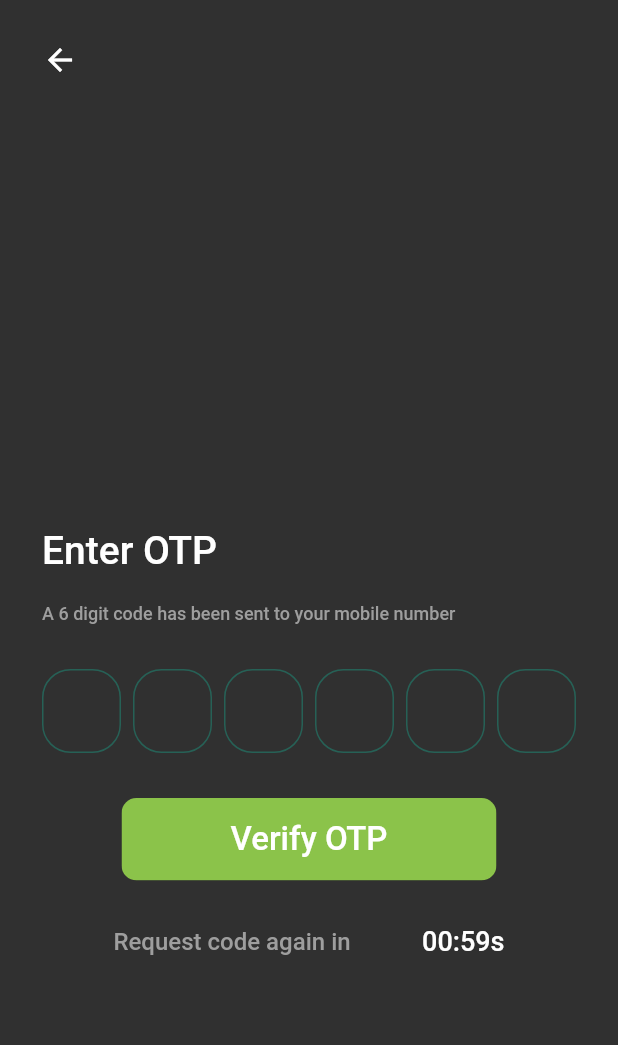
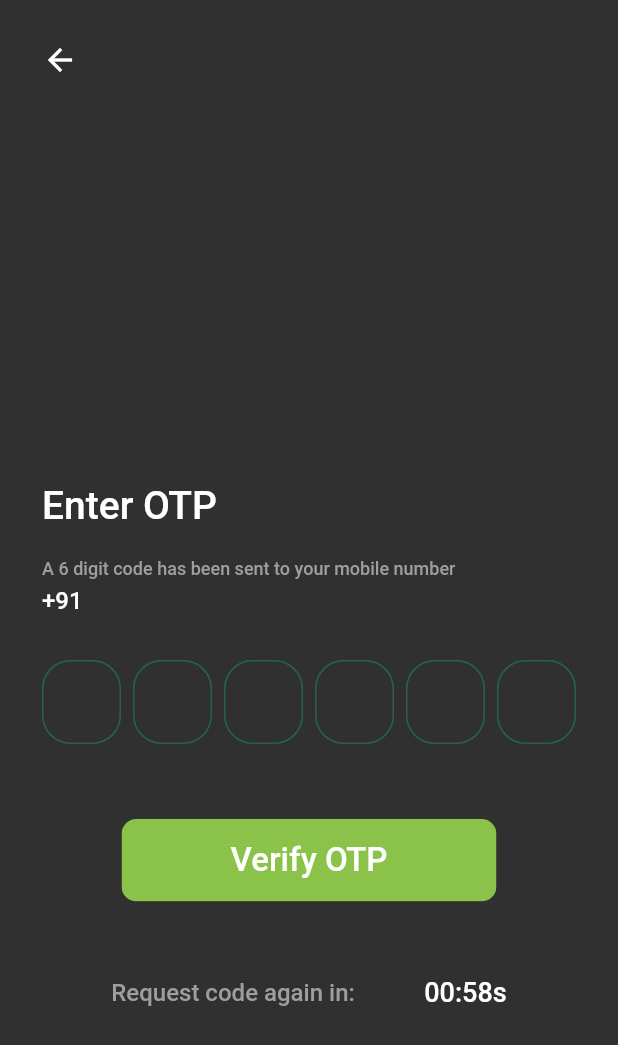
Before and after one commit to Rohan-Swift/DeX, a Flutter app: the screen it shows after launch, after a tap on "Login", on a phone screen of 412 x 824 dp. Shown: the top 1045 px of the screen. Run offline on Flutter 3.47's test engine with Material 2 defaults, Android fonts, the phone set to English and light mode, and no system bars; drawn by our look-alikes of pinput; our stand-ins replace cloud_firestore, firebase_auth, firebase_core, get; accounts and stored records are empty; network calls fail.

Commit message:
phone number passed from one activity to another and timer

```diff
--- a/lib/controllers/firebase_controller.dart
+++ b/lib/controllers/firebase_controller.dart
@@ -9,7 +9,6 @@ class FirebaseController extends GetxController {
 
   @override
   void onInit() {
-    // TODO: implement onInit
     super.onInit();
     expenses.bindStream(connectToExpenses());
   }
--- a/lib/main.dart
+++ b/lib/main.dart
@@ -1,4 +1,4 @@
-import 'package:expenditure/ui/home_screen.dart';
+
 import 'package:expenditure/ui/login.dart';
 import 'package:expenditure/utils/theme.dart';
 import 'package:firebase_core/firebase_core.dart';
--- a/lib/models/expense.dart
+++ b/lib/models/expense.dart
@@ -1,7 +1,4 @@
-import 'dart:ffi';
-
 import 'package:cloud_firestore/cloud_firestore.dart';
-import 'package:flutter/foundation.dart';
 
 class Expenses {
   String? docId;
--- a/lib/ui/details_screen.dart
+++ b/lib/ui/details_screen.dart
@@ -3,7 +3,6 @@ import 'dart:developer';
 import 'package:cloud_firestore/cloud_firestore.dart';
 import 'package:expenditure/controllers/firebase_controller.dart';
 import 'package:expenditure/controllers/list_controller.dart';
-import 'package:firebase_core/firebase_core.dart';
 import 'package:flutter/material.dart';
 import 'package:get/get.dart';
 
@@ -261,13 +260,13 @@ class _DetailsScreenState extends State<DetailsScreen> {
                                         ),
                                         Row(
                                           children: [
-                                            Text(
+                                            const Text(
                                               'Sum: ',
                                               style: TextStyle(fontSize: 22),
                                             ),
                                             Text(
                                               '${overallSum}',
-                                              style: TextStyle(
+                                              style: const TextStyle(
                                                 color: Colors.blue,
                                                 fontSize: 24,
                                               ),
--- a/lib/ui/login.dart
+++ b/lib/ui/login.dart
@@ -20,13 +20,14 @@ class _LoginState extends State<Login> {
     return GestureDetector(
       onTap: () {
         _phoneNode.unfocus();
+        _emailNode.unfocus();
       },
       child: SafeArea(
         child: Scaffold(
-          body: SingleChildScrollView(
-            child: Padding(
-              padding: const EdgeInsets.all(22.0),
-              child: Center(
+          body: Center(
+            child: SingleChildScrollView(
+              child: Padding(
+                padding: const EdgeInsets.all(22.0),
                 child: Column(
                   mainAxisAlignment: MainAxisAlignment.center,
                   children: [
--- a/lib/ui/otp.dart
+++ b/lib/ui/otp.dart
@@ -1,12 +1,13 @@
 import 'package:expenditure/ui/home_screen.dart';
 import 'package:firebase_auth/firebase_auth.dart';
+import 'dart:async';
 import 'package:flutter/material.dart';
 import 'package:get/get.dart';
 import 'package:pinput/pinput.dart';
 
 class OtpScreen extends StatefulWidget {
-  final String phoneNumber;
-  const OtpScreen({Key? key, required this.phoneNumber}) : super(key: key);
+  String phoneNumber;
+  OtpScreen({Key? key, required this.phoneNumber}) : super(key: key);
 
   @override
   State<OtpScreen> createState() => _PinputExampleState();
@@ -18,17 +19,37 @@ class _PinputExampleState extends State<OtpScreen> {
   final formKey = GlobalKey<FormState>();
   String _verificationCode = '';
 
+  //timer
+  late Timer _timer;
+  int _start = 59;
+  int _completed = 0;
+
   @override
   void initState() {
     // TODO: implement initState
     super.initState();
     _verifyPhone();
+    startTimer();
+  }
+
+  void startTimer() {
+    _timer = Timer.periodic(const Duration(seconds: 1), (timer) {
+      setState(() {
+        if (_start == 0) {
+          _timer.cancel();
+          _completed = 1;
+        } else {
+          _start--;
+        }
+      });
+    });
   }
 
   @override
   void dispose() {
     pinController.dispose();
     focusNode.dispose();
+    _timer.cancel();
     super.dispose();
   }
 
@@ -65,7 +86,7 @@ class _PinputExampleState extends State<OtpScreen> {
                   ],
                 ),
                 const SizedBox(
-                  height: 300,
+                  height: 270,
                 ),
                 const Text(
                   'Enter OTP',
@@ -75,8 +96,15 @@ class _PinputExampleState extends State<OtpScreen> {
                   height: 20,
                 ),
                 const Text(
-                  'A 6 digit code has been sent to your mobile number ',
+                  'A 6 digit code has been sent to your mobile number',
                   style: TextStyle(fontSize: 12, color: Colors.grey),
+                ),
+                const SizedBox(
+                  height: 5,
+                ),
+                Text(
+                  '+91 ${widget.phoneNumber}',
+                  style: const TextStyle(fontSize: 16),
                 ),
                 const SizedBox(
                   height: 30,
@@ -143,7 +171,7 @@ class _PinputExampleState extends State<OtpScreen> {
                   ),
                 ),
                 const SizedBox(
-                  height: 30,
+                  height: 50,
                 ),
                 Center(
                   child: SizedBox(
@@ -156,8 +184,7 @@ class _PinputExampleState extends State<OtpScreen> {
                           backgroundColor:
                               MaterialStatePropertyAll(Colors.lightGreen),
                         ),
-                        onPressed: () {
-                        },
+                        onPressed: () {},
                         child: const Text(
                           'Verify OTP',
                           style: TextStyle(fontSize: 22),
@@ -167,18 +194,26 @@ class _PinputExampleState extends State<OtpScreen> {
                   ),
                 ),
                 const SizedBox(
-                  height: 30,
+                  height: 50,
                 ),
                 Row(
                   mainAxisAlignment: MainAxisAlignment.spaceEvenly,
-                  children: const [
-                    Text(
-                      'Request code again in',
+                  children: [
+                    const Text(
+                      'Request code again in:',
                       style: TextStyle(fontSize: 16, color: Colors.grey),
                     ),
-                    Text('00:59s')
+                    Text('00:${_start.toString().padLeft(2, '0')}s'),
                   ],
-                )
+                ),
+                const SizedBox(
+                  height: 10,
+                ),
+                if (_completed == 1)
+                  Center(
+                      child: TextButton(
+                          onPressed: () {},
+                          child: const Text("Request OTP again")))
               ],
             ),
           ),
```
Also changed, not shown: 3 other files.
